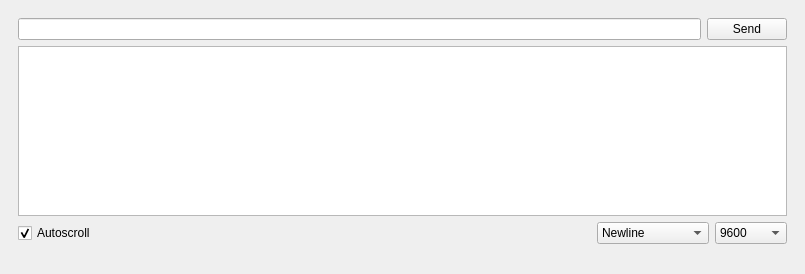
Qt form Serial_Communications.ui (baronleonardo/Serial) before a commit.
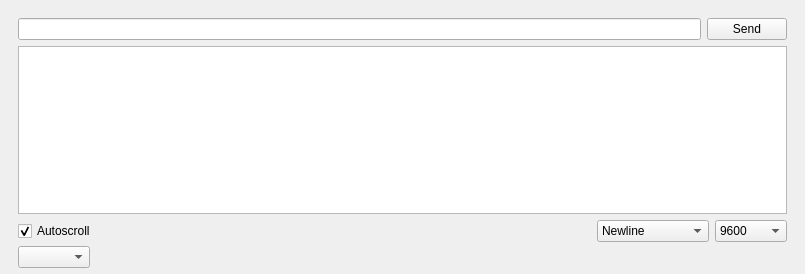
The same form after that commit. Icons and pictures are not drawn. Custom widgets are drawn as their Qt base class.

Commit message: add new ComboBox for ports

What changed in the file:
```diff
--- a/Serial_Communications.ui
+++ b/Serial_Communications.ui
@@ -299,13 +299,25 @@
      </widget>
     </item>
     <item>
-     <layout class="QHBoxLayout" name="horizontalLayout_3" stretch="0,0,0">
+     <layout class="QHBoxLayout" name="horizontalLayout_3" stretch="0,0,0,0">
       <property name="spacing">
        <number>0</number>
       </property>
       <property name="sizeConstraint">
        <enum>QLayout::SetDefaultConstraint</enum>
       </property>
+      <property name="leftMargin">
+       <number>9</number>
+      </property>
+      <property name="rightMargin">
+       <number>0</number>
+      </property>
+      <property name="bottomMargin">
+       <number>2</number>
+      </property>
+      <item>
+       <widget class="ComboBox_Ports" name="ports_combobox"/>
+      </item>
       <item>
        <spacer name="horizontalSpacer_3">
         <property name="orientation">
@@ -407,6 +419,11 @@
     <slot>on_Sendbtn_pressed()</slot>
    </slots>
   </customwidget>
+  <customwidget>
+   <class>ComboBox_Ports</class>
+   <extends>QComboBox</extends>
+   <header>combobox_ports</header>
+  </customwidget>
  </customwidgets>
  <resources/>
  <connections>
```
The commit also changes 1 other file.
